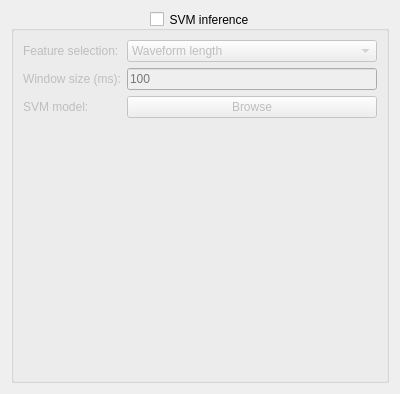
Above: designer/svm_inference_config.ui from pulp-bio/biogui before the change. Below: the same form after it.
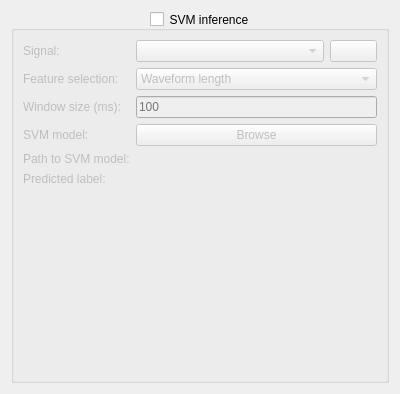
That is the form after the change. Icons and pictures are not drawn.

```diff
--- a/designer/svm_inference_config.ui
+++ b/designer/svm_inference_config.ui
@@ -28,27 +28,46 @@
      <property name="checked">
       <bool>false</bool>
      </property>
-     <layout class="QVBoxLayout" name="verticalLayout_2">
-      <item>
-       <layout class="QGridLayout" name="gridLayout">
+     <layout class="QFormLayout" name="formLayout">
         <item row="1" column="1">
-         <widget class="QLineEdit" name="winTextField">
+       <layout class="QHBoxLayout" name="horizontalLayout" stretch="4,1">
+        <item>
+         <widget class="QComboBox" name="signalComboBox"/>
+        </item>
+        <item>
+         <widget class="QPushButton" name="rescanSignalsButton">
           <property name="toolTip">
            <string>If a non-numeric value is set, the default value will be used</string>
           </property>
-          <property name="placeholderText">
-           <string>100</string>
+          <property name="text">
+           <string/>
           </property>
          </widget>
         </item>
-        <item row="0" column="0">
+       </layout>
+      </item>
+      <item row="4" column="0">
+       <widget class="QLabel" name="label4">
+        <property name="text">
+         <string>SVM model:</string>
+        </property>
+       </widget>
+      </item>
+      <item row="1" column="0">
          <widget class="QLabel" name="label1">
           <property name="text">
+         <string>Signal:</string>
+        </property>
+       </widget>
+      </item>
+      <item row="2" column="0">
+       <widget class="QLabel" name="label2">
+        <property name="text">
            <string>Feature selection:</string>
           </property>
          </widget>
         </item>
-        <item row="0" column="1">
+      <item row="2" column="1">
          <widget class="QComboBox" name="featureComboBox">
           <item>
            <property name="text">
@@ -62,36 +81,58 @@
           </item>
          </widget>
         </item>
-        <item row="1" column="0">
-         <widget class="QLabel" name="label2">
-          <property name="text">
-           <string>Window size (ms):</string>
-          </property>
-         </widget>
-        </item>
-        <item row="2" column="1">
+      <item row="4" column="1">
          <widget class="QPushButton" name="browseModelButton">
           <property name="text">
            <string>Browse</string>
           </property>
          </widget>
         </item>
-        <item row="2" column="0">
-         <widget class="QLabel" name="label6">
+      <item row="3" column="0">
+       <widget class="QLabel" name="label3">
           <property name="text">
-           <string>SVM model:</string>
+         <string>Window size (ms):</string>
           </property>
          </widget>
         </item>
-       </layout>
+      <item row="3" column="1">
+       <widget class="QLineEdit" name="winTextField">
+        <property name="toolTip">
+         <string>If a non-numeric value is set, the default value will be used</string>
+        </property>
+        <property name="placeholderText">
+         <string>100</string>
+        </property>
+       </widget>
       </item>
-      <item>
-       <widget class="QLabel" name="svmLabel">
+      <item row="5" column="1">
+       <widget class="QLabel" name="svmModelPathLabel">
         <property name="text">
          <string/>
         </property>
        </widget>
       </item>
+      <item row="5" column="0">
+       <widget class="QLabel" name="label5">
+        <property name="text">
+         <string>Path to SVM model:</string>
+        </property>
+       </widget>
+      </item>
+      <item row="7" column="1">
+       <widget class="QLabel" name="svmPredLabel">
+        <property name="text">
+         <string/>
+        </property>
+       </widget>
+      </item>
+      <item row="7" column="0">
+       <widget class="QLabel" name="label">
+        <property name="text">
+         <string>Predicted label:</string>
+        </property>
+       </widget>
+      </item>
      </layout>
     </widget>
    </item>
```
Left out of the diff: 6 changed lines with no effect on the pictures. Lines whose indentation alone changed are shown as unchanged.
